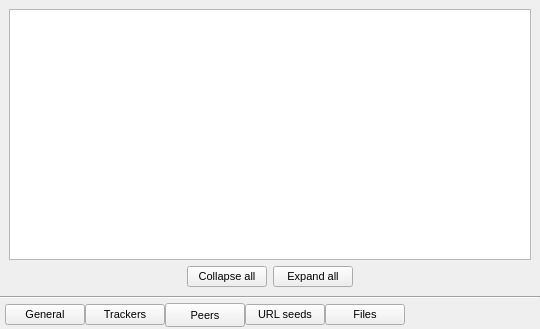
This is src/ui/propertieswidget.ui in SysAdminDoc/qBittorrent-Vanced as Qt 5 draws it before an edit. The edited form follows.
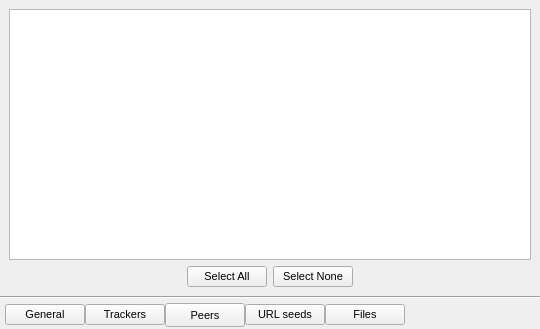
This is the edited form. The open tabs and pages were chosen to show the change. Icons and pictures are not drawn.

Commit message: Use "Do no download" in action instead of "Not downloaded" Added "Select All/Select None" buttons to files list

```diff
--- a/src/ui/propertieswidget.ui
+++ b/src/ui/propertieswidget.ui
@@ -784,14 +784,14 @@
          <item>
           <widget class="QPushButton" name="collapseAllButton">
            <property name="text">
-            <string>Collapse all</string>
+            <string>Select All</string>
            </property>
           </widget>
          </item>
          <item>
           <widget class="QPushButton" name="expandAllButton">
            <property name="text">
-            <string>Expand all</string>
+            <string>Select None</string>
            </property>
           </widget>
          </item>
```
Left out of the diff: 9 changed lines with no effect on the pictures. The commit also changes 62 other files.
